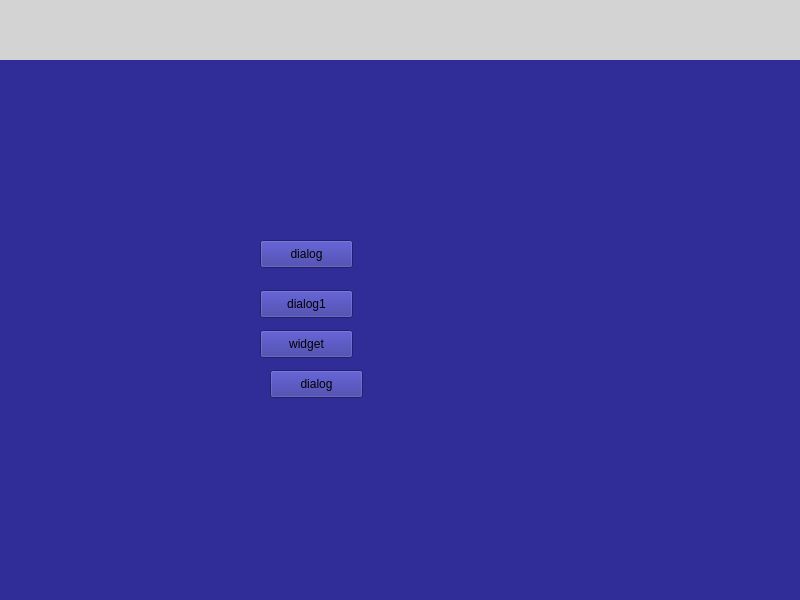
StudyALittle/QToolKit2, file UiControl/widget.ui: the form before one commit.
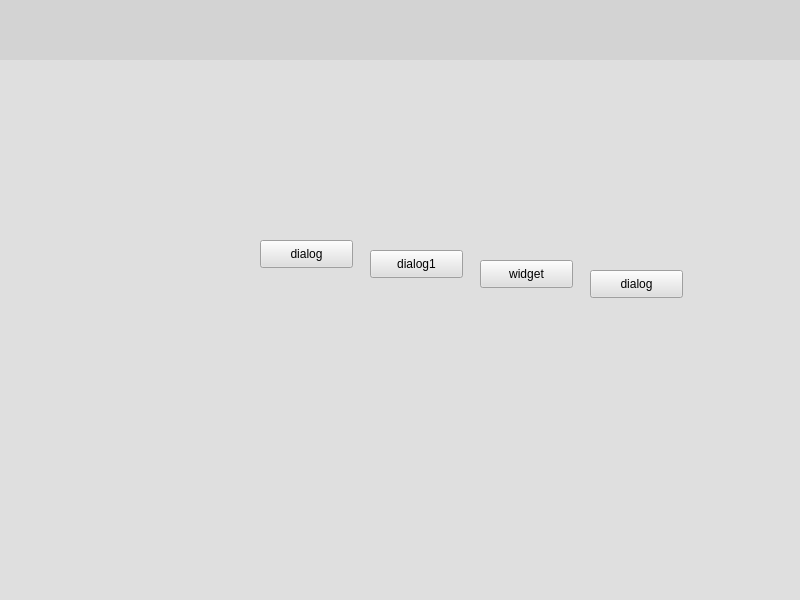
The form after the commit. Custom widgets are drawn as their Qt base class.

Commit message: 无边框模式下绘制边框也有背景阴影（Windows）

What changed in the file:
```diff
--- a/UiControl/widget.ui
+++ b/UiControl/widget.ui
@@ -14,7 +14,7 @@
    <string>Widget</string>
   </property>
   <property name="styleSheet">
-   <string notr="true">background-color: rgb(48, 45, 153);</string>
+   <string notr="true">background-color: rgb(223, 223, 223);</string>
   </property>
   <layout class="QVBoxLayout" name="verticalLayout">
    <property name="spacing">
@@ -73,8 +73,8 @@
      <widget class="QPushButton" name="pushButton_2">
       <property name="geometry">
        <rect>
-        <x>260</x>
-        <y>230</y>
+        <x>370</x>
+        <y>190</y>
         <width>93</width>
         <height>28</height>
        </rect>
@@ -86,8 +86,8 @@
      <widget class="QPushButton" name="pushButton_3">
       <property name="geometry">
        <rect>
-        <x>260</x>
-        <y>270</y>
+        <x>480</x>
+        <y>200</y>
         <width>93</width>
         <height>28</height>
        </rect>
@@ -99,8 +99,8 @@
      <widget class="QPushButton" name="pushButton_4">
       <property name="geometry">
        <rect>
-        <x>270</x>
-        <y>310</y>
+        <x>590</x>
+        <y>210</y>
         <width>93</width>
         <height>28</height>
        </rect>
```
The commit also changes 4 other files.
